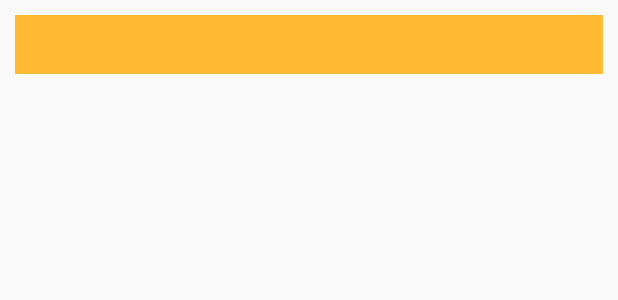
After one commit to joelvaz99/room, an Android app: the layout recyclerview_item.xml on its own in the app's theme, with its tools: preview values and no code run, on a phone screen of 412 x 824 dp. The commit adds this screen. Shown: the top 300 px of the screen. Run offline under Robolectric (Android 15) with nearby library versions, the phone set to English and light mode, and no system bars.

Commit message:
Add layout XML

```diff
--- /dev/null
+++ b/app/src/main/res/layout/recyclerview_item.xml
@@ -0,0 +1,19 @@
+<?xml version="1.0" encoding="utf-8"?>
+
+
+    <LinearLayout xmlns:android="http://schemas.android.com/apk/res/android"
+        android:layout_width="match_parent"
+        android:layout_height="wrap_content"
+        android:orientation="vertical"
+        android:layout_margin="10dp"
+        >
+
+    <TextView
+        android:layout_width="match_parent"
+        android:layout_height="wrap_content"
+        android:background="@android:color/holo_orange_light"
+        android:padding="10dp">
+
+    </TextView>
+
+</LinearLayout>
```
Also changed, not shown: app/src/main/res/drawable/ic_baseline_add_24.xml (added, +10 -0 lines), app/src/main/res/layout/activity_main.xml (+22 -7 lines).
